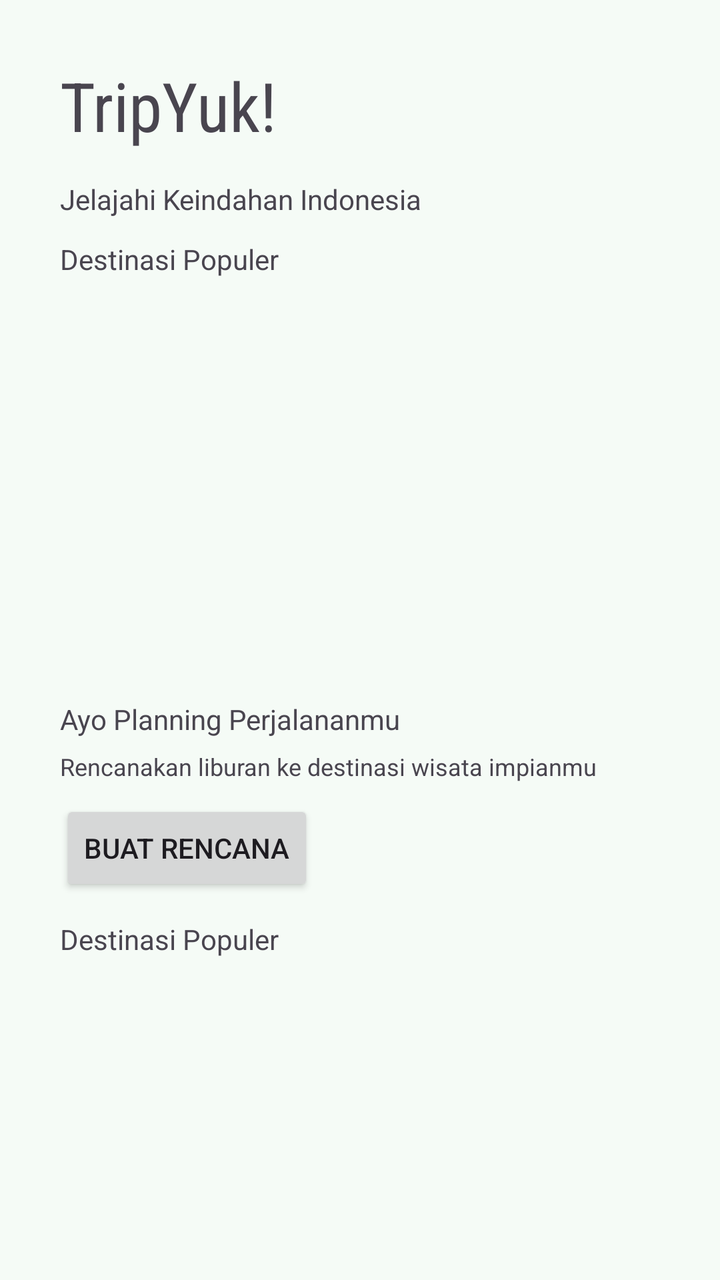
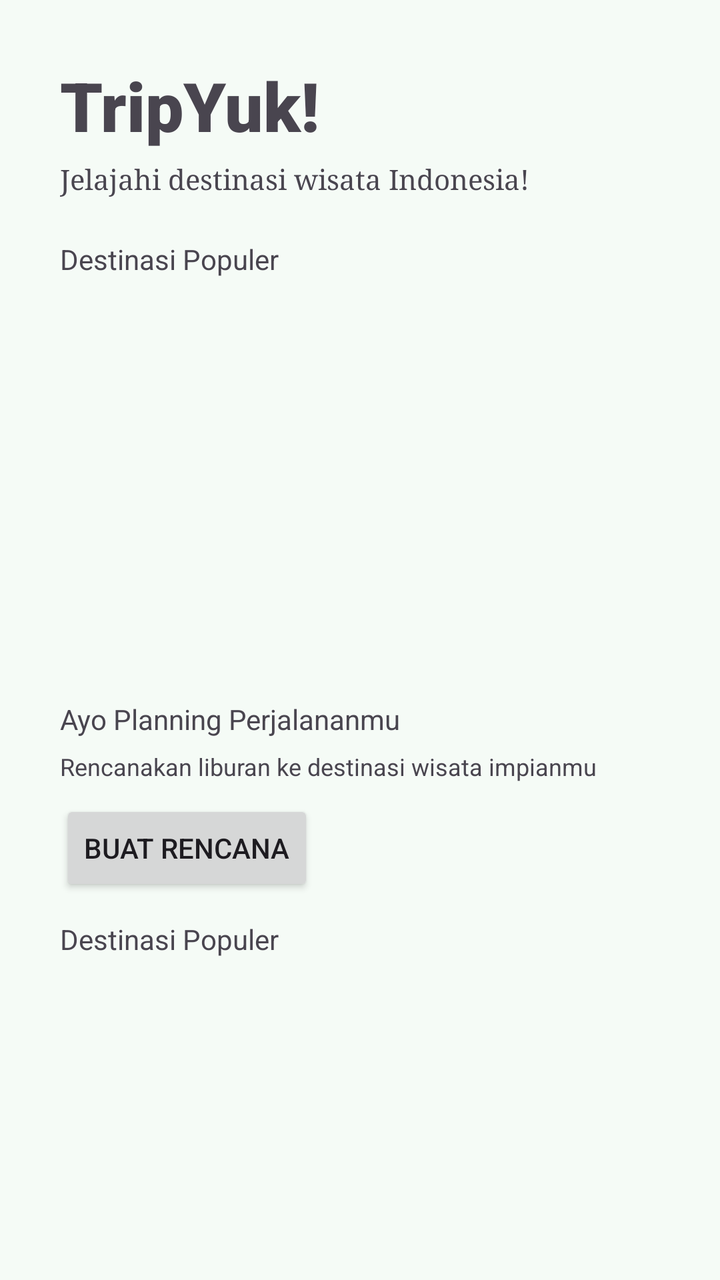

An Android layout rendered at two revisions. The XML below is the earlier revision; the diff shows what the commit changed to produce the second picture.
<!-- AndroidManifest.xml: application theme AppTheme -->
<!-- res/layout/fragment_home.xml -->
<?xml version="1.0" encoding="utf-8"?>
<FrameLayout xmlns:android="http://schemas.android.com/apk/res/android"
    xmlns:app="http://schemas.android.com/apk/res-auto"
    xmlns:tools="http://schemas.android.com/tools"
    android:layout_width="match_parent"
    android:layout_height="match_parent"
    tools:context=".HomeFragment">

    <TextView
        android:id="@+id/txtJudul"
        android:layout_width="wrap_content"
        android:layout_height="52dp"
        android:layout_marginLeft="30dp"
        android:layout_marginTop="30dp"
        android:fontFamily="sans-serif-condensed"
        android:text="TripYuk!"
        android:textSize="34sp" />

    <TextView
        android:id="@+id/txtSlogan"
        android:layout_width="wrap_content"
        android:layout_height="wrap_content"
        android:layout_marginLeft="30dp"
        android:layout_marginTop="90dp"
        android:fontFamily="sans-serif"
        android:text="Jelajahi Keindahan Indonesia" />

    <TextView
        android:id="@+id/txtPopuler"
        android:layout_width="wrap_content"
        android:layout_height="wrap_content"
        android:layout_marginLeft="30dp"
        android:layout_marginTop="120dp"
        android:fontFamily="sans-serif"
        android:text="Destinasi Populer" />

    <TextView
        android:id="@+id/txtPopuler4"
        android:layout_width="wrap_content"
        android:layout_height="wrap_content"
        android:layout_marginLeft="30dp"
        android:layout_marginTop="460dp"
        android:fontFamily="sans-serif"
        android:text="Destinasi Populer" />

    <TextView
        android:id="@+id/txtPopuler2"
        android:layout_width="wrap_content"
        android:layout_height="wrap_content"
        android:layout_marginLeft="30dp"
        android:layout_marginTop="350dp"
        android:fontFamily="sans-serif"
        android:text="Ayo Planning Perjalananmu" />

    <TextView
        android:id="@+id/txtPopuler3"
        android:layout_width="wrap_content"
        android:layout_height="wrap_content"
        android:layout_marginLeft="30dp"
        android:layout_marginTop="375dp"
        android:fontFamily="sans-serif"
        android:text="Rencanakan liburan ke destinasi wisata impianmu"
        android:textSize="12sp" />

    <androidx.recyclerview.widget.RecyclerView
        android:id="@+id/recViewPopuler"
        android:layout_width="match_parent"
        android:layout_height="match_parent"
        android:layout_marginTop="150dp"
        android:layout_marginBottom="400dp" />

    <Button
        android:id="@+id/btnPalnning"
        android:layout_width="wrap_content"
        android:layout_height="wrap_content"
        android:layout_marginLeft="30dp"
        android:layout_marginTop="400dp"
        android:text="Buat Rencana" />

    <androidx.recyclerview.widget.RecyclerView
        android:layout_width="match_parent"
        android:layout_height="match_parent"
        android:layout_marginTop="490dp"
        android:layout_marginBottom="100dp" />
</FrameLayout>
<!-- resources referenced by this layout -->
<resources>
  <color name="md_theme_primary">#176B53</color>
  <color name="md_theme_onPrimary">#FFFFFF</color>
  <color name="md_theme_primaryContainer">#A5F2D4</color>
  <color name="md_theme_onPrimaryContainer">#00513D</color>
  <color name="md_theme_secondary">#206A4E</color>
  <color name="md_theme_onSecondary">#FFFFFF</color>
  <color name="md_theme_secondaryContainer">#A8F2CD</color>
  <color name="md_theme_onSecondaryContainer">#005138</color>
  <color name="md_theme_tertiary">#7F570F</color>
  <color name="md_theme_onTertiary">#FFFFFF</color>
  <color name="md_theme_tertiaryContainer">#FFDDB1</color>
  <color name="md_theme_onTertiaryContainer">#624000</color>
  <color name="md_theme_error">#BA1A1A</color>
  <color name="md_theme_onError">#FFFFFF</color>
  <color name="md_theme_errorContainer">#FFDAD6</color>
  <color name="md_theme_onErrorContainer">#93000A</color>
  <color name="md_theme_background">#F5FBF6</color>
  <color name="md_theme_onBackground">#171D1A</color>
  <color name="md_theme_surface">#F5FBF6</color>
  <color name="md_theme_onSurface">#171D1A</color>
  <color name="md_theme_surfaceVariant">#DBE5DE</color>
  <color name="md_theme_onSurfaceVariant">#404944</color>
  <color name="md_theme_outline">#707974</color>
  <color name="md_theme_outlineVariant">#BFC9C3</color>
  <color name="md_theme_inverseSurface">#2C322F</color>
  <color name="md_theme_inverseOnSurface">#ECF2ED</color>
  <color name="md_theme_inversePrimary">#89D6B9</color>
  <color name="md_theme_primaryFixed">#A5F2D4</color>
  <color name="md_theme_onPrimaryFixed">#002117</color>
  <color name="md_theme_primaryFixedDim">#89D6B9</color>
  <color name="md_theme_onPrimaryFixedVariant">#00513D</color>
  <color name="md_theme_secondaryFixed">#A8F2CD</color>
  <color name="md_theme_onSecondaryFixed">#002114</color>
  <color name="md_theme_secondaryFixedDim">#8DD5B2</color>
  <color name="md_theme_onSecondaryFixedVariant">#005138</color>
  <color name="md_theme_tertiaryFixed">#FFDDB1</color>
  <color name="md_theme_onTertiaryFixed">#291800</color>
  <color name="md_theme_tertiaryFixedDim">#F3BD6E</color>
  <color name="md_theme_onTertiaryFixedVariant">#624000</color>
  <color name="md_theme_surfaceDim">#D5DBD7</color>
  <color name="md_theme_surfaceBright">#F5FBF6</color>
  <color name="md_theme_surfaceContainerLowest">#FFFFFF</color>
  <color name="md_theme_surfaceContainerLow">#EFF5F0</color>
  <color name="md_theme_surfaceContainer">#E9EFEA</color>
  <color name="md_theme_surfaceContainerHigh">#E4EAE5</color>
  <color name="md_theme_surfaceContainerHighest">#DEE4DF</color>
  <!-- unchanged entries left out for length: 1 -->
</resources>

<!-- the commit's change to res/layout/fragment_home.xml (unified diff, before → after) -->
@@ -12,7 +12,7 @@
         android:layout_height="52dp"
         android:layout_marginLeft="30dp"
         android:layout_marginTop="30dp"
-        android:fontFamily="sans-serif-condensed"
+        android:fontFamily="sans-serif-black"
         android:text="TripYuk!"
         android:textSize="34sp" />
 
@@ -21,9 +21,9 @@
         android:layout_width="wrap_content"
         android:layout_height="wrap_content"
         android:layout_marginLeft="30dp"
-        android:layout_marginTop="90dp"
-        android:fontFamily="sans-serif"
-        android:text="Jelajahi Keindahan Indonesia" />
+        android:layout_marginTop="80dp"
+        android:fontFamily="serif"
+        android:text="Jelajahi destinasi wisata Indonesia!" />
 
     <TextView
         android:id="@+id/txtPopuler"
@@ -65,7 +65,7 @@
     <androidx.recyclerview.widget.RecyclerView
         android:id="@+id/recViewPopuler"
         android:layout_width="match_parent"
-        android:layout_height="match_parent"
+        android:layout_height="wrap_content"
         android:layout_marginTop="150dp"
         android:layout_marginBottom="400dp" />
 
@@ -79,7 +79,7 @@
 
     <androidx.recyclerview.widget.RecyclerView
         android:layout_width="match_parent"
-        android:layout_height="match_parent"
+        android:layout_height="wrap_content"
         android:layout_marginTop="490dp"
         android:layout_marginBottom="100dp" />
 </FrameLayout>
